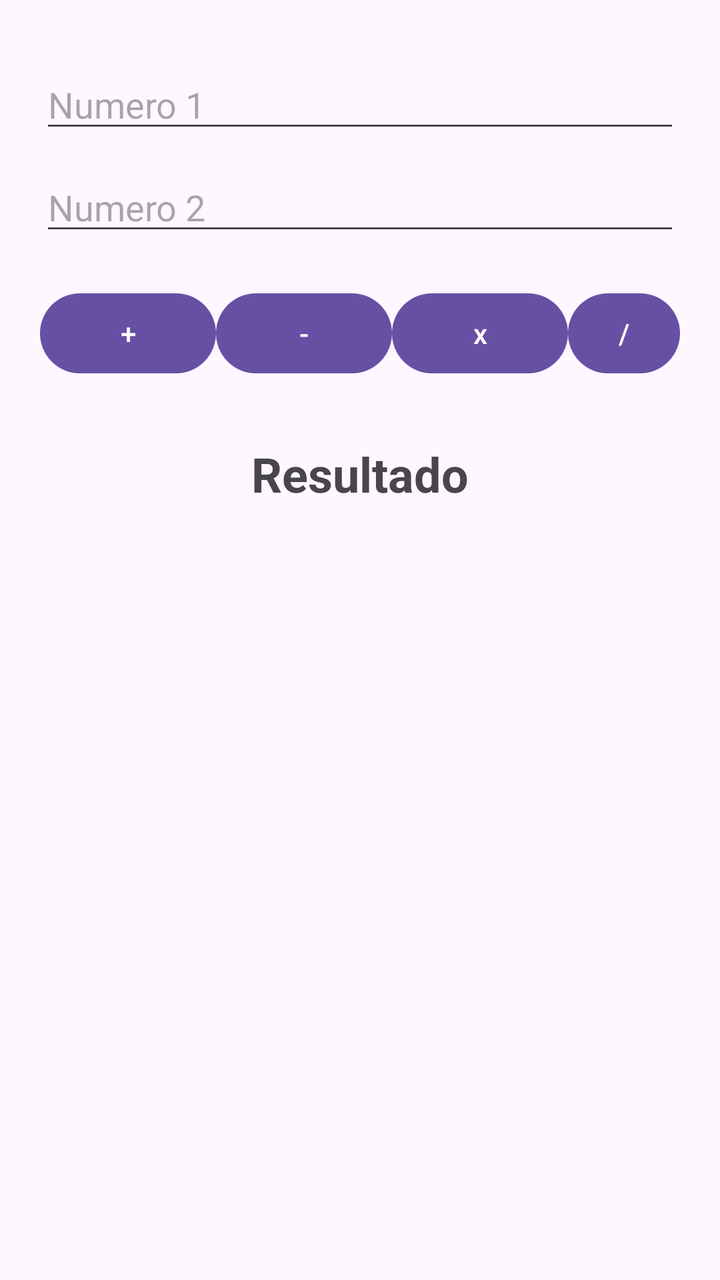
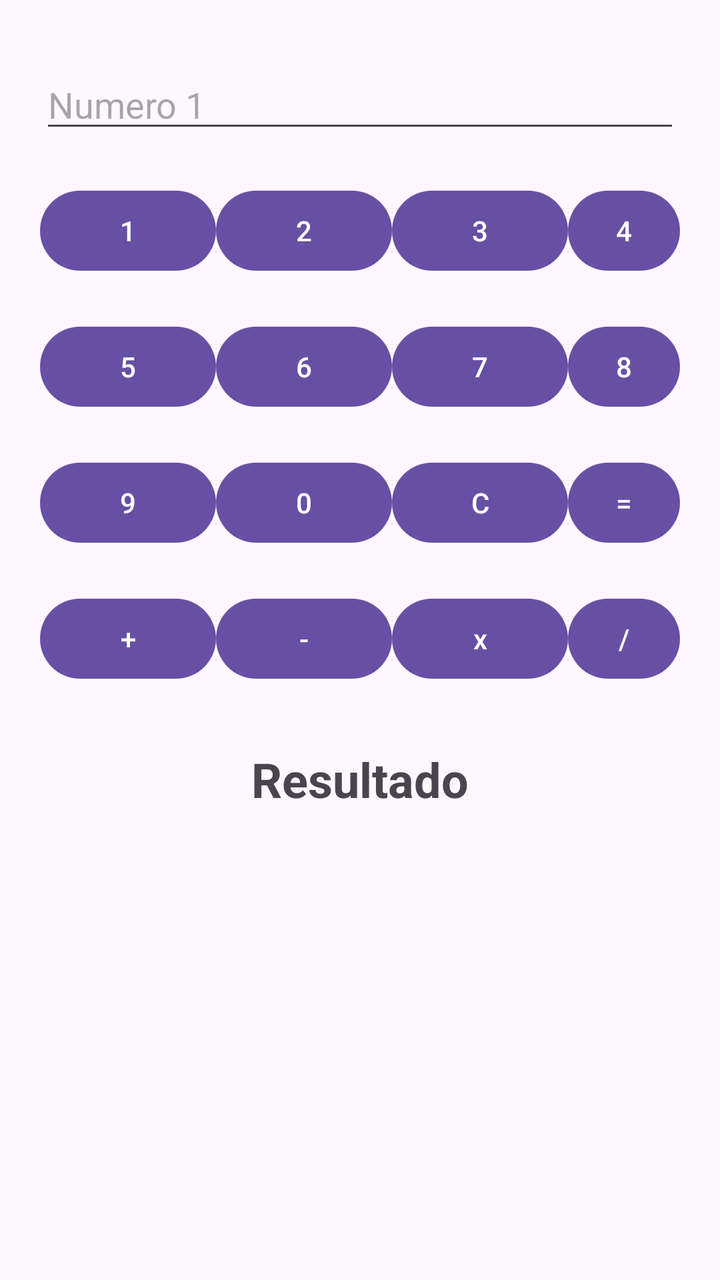

Compare the two renders of this Android layout. The source of the first and the diff that turns it into the second are given below.
<!-- AndroidManifest.xml: application theme Theme.CalculadoraTarea -->
<!-- res/layout/activity_main.xml -->
<?xml version="1.0" encoding="utf-8"?>
<LinearLayout xmlns:android="http://schemas.android.com/apk/res/android"
    xmlns:app="http://schemas.android.com/apk/res-auto"
    xmlns:tools="http://schemas.android.com/tools"
    android:id="@+id/main"
    android:layout_width="match_parent"
    android:layout_height="match_parent"
    tools:context=".MainActivity"
    android:orientation="vertical"
    android:padding="20sp"
    android:gravity="center_horizontal">


    <EditText
        android:id="@+id/etNumero1"
        android:layout_width="match_parent"
        android:layout_height="wrap_content"
        android:hint="Numero 1"
        android:inputType="numberDecimal"
        android:layout_marginTop="10sp"/>

    <EditText
        android:id="@+id/etNumero2"
        android:layout_width="match_parent"
        android:layout_height="wrap_content"
        android:hint="Numero 2"
        android:inputType="numberDecimal"
        android:layout_marginTop="10sp"/>
    
    <LinearLayout
        android:layout_width="match_parent"
        android:layout_height="wrap_content"
        android:layout_marginTop="20sp"
        android:orientation="horizontal"
        android:gravity="center">
        
        <Button
            android:id="@+id/btnSuma"
            android:layout_width="wrap_content"
            android:layout_height="wrap_content"
            android:text="+"/>


        <Button
            android:id="@+id/btnResta"
            android:layout_width="wrap_content"
            android:layout_height="wrap_content"
            android:text="-"/>

        <Button
            android:id="@+id/btnMult"
            android:layout_width="wrap_content"
            android:layout_height="wrap_content"
            android:text="x"/>

        <Button
            android:id="@+id/btnDiv"
            android:layout_width="wrap_content"
            android:layout_height="wrap_content"
            android:text="/"/>

    </LinearLayout>


    <TextView
        android:id="@+id/txvResutado"
        android:layout_width="wrap_content"
        android:layout_height="wrap_content"
        android:layout_marginTop="30sp"
        android:text="Resultado"
        android:textSize="24sp"
        android:textStyle="bold" />

</LinearLayout>
<!-- resources referenced by this layout -->
<resources>
  <style name="Theme.CalculadoraTarea" parent="Base.Theme.CalculadoraTarea" />
  <style name="Base.Theme.CalculadoraTarea" parent="Theme.Material3.DayNight.NoActionBar">
          
          
      </style>
</resources>

<!-- the commit's change to res/layout/activity_main.xml (unified diff, before → after) -->
@@ -19,13 +19,105 @@
         android:inputType="numberDecimal"
         android:layout_marginTop="10sp"/>
 
-    <EditText
-        android:id="@+id/etNumero2"
-        android:layout_width="match_parent"
+    <LinearLayout
+        android:layout_width="wrap_content"
         android:layout_height="wrap_content"
-        android:hint="Numero 2"
-        android:inputType="numberDecimal"
-        android:layout_marginTop="10sp"/>
+        android:orientation="horizontal"
+        android:layout_marginTop="20sp"
+        android:layout_gravity="center">
+
+        <Button
+            android:id="@+id/btn1"
+            android:layout_width="wrap_content"
+            android:layout_height="wrap_content"
+            android:text="1"/>
+
+        <Button
+            android:id="@+id/btn2"
+            android:layout_width="wrap_content"
+            android:layout_height="wrap_content"
+            android:text="2"/>
+
+        <Button
+            android:id="@+id/btn3"
+            android:layout_width="wrap_content"
+            android:layout_height="wrap_content"
+            android:text="3"/>
+
+        <Button
+            android:id="@+id/btn4"
+            android:layout_width="wrap_content"
+            android:layout_height="wrap_content"
+            android:text="4"/>
+
+    </LinearLayout>
+
+    <LinearLayout
+        android:layout_width="wrap_content"
+        android:layout_height="wrap_content"
+        android:orientation="horizontal"
+        android:layout_marginTop="20sp"
+        android:layout_gravity="center">
+
+        <Button
+            android:id="@+id/btn5"
+            android:layout_width="wrap_content"
+            android:layout_height="wrap_content"
+            android:text="5"/>
+
+        <Button
+            android:id="@+id/btn6"
+            android:layout_width="wrap_content"
+            android:layout_height="wrap_content"
+            android:text="6"/>
+
+        <Button
+            android:id="@+id/btn7"
+            android:layout_width="wrap_content"
+            android:layout_height="wrap_content"
+            android:text="7"/>
+
+        <Button
+            android:id="@+id/btn8"
+            android:layout_width="wrap_content"
+            android:layout_height="wrap_content"
+            android:text="8"/>
+
+    </LinearLayout>
+
+    <LinearLayout
+        android:layout_width="wrap_content"
+        android:layout_height="wrap_content"
+        android:orientation="horizontal"
+        android:layout_marginTop="20sp"
+        android:layout_gravity="center">
+
+        <Button
+            android:id="@+id/btn9"
+            android:layout_width="wrap_content"
+            android:layout_height="wrap_content"
+            android:text="9"/>
+
+        <Button
+            android:id="@+id/btn0"
+            android:layout_width="wrap_content"
+            android:layout_height="wrap_content"
+            android:text="0"/>
+
+        <Button
+            android:id="@+id/btnLimpiar"
+            android:layout_width="wrap_content"
+            android:layout_height="wrap_content"
+            android:text="C"/>
+
+        <Button
+            android:id="@+id/btnIgual"
+            android:layout_width="wrap_content"
+            android:layout_height="wrap_content"
+            android:text="="/>
+
+
+    </LinearLayout>
     
     <LinearLayout
         android:layout_width="match_parent"
@@ -33,6 +125,7 @@
         android:layout_marginTop="20sp"
         android:orientation="horizontal"
         android:gravity="center">
+
         
         <Button
             android:id="@+id/btnSuma"
